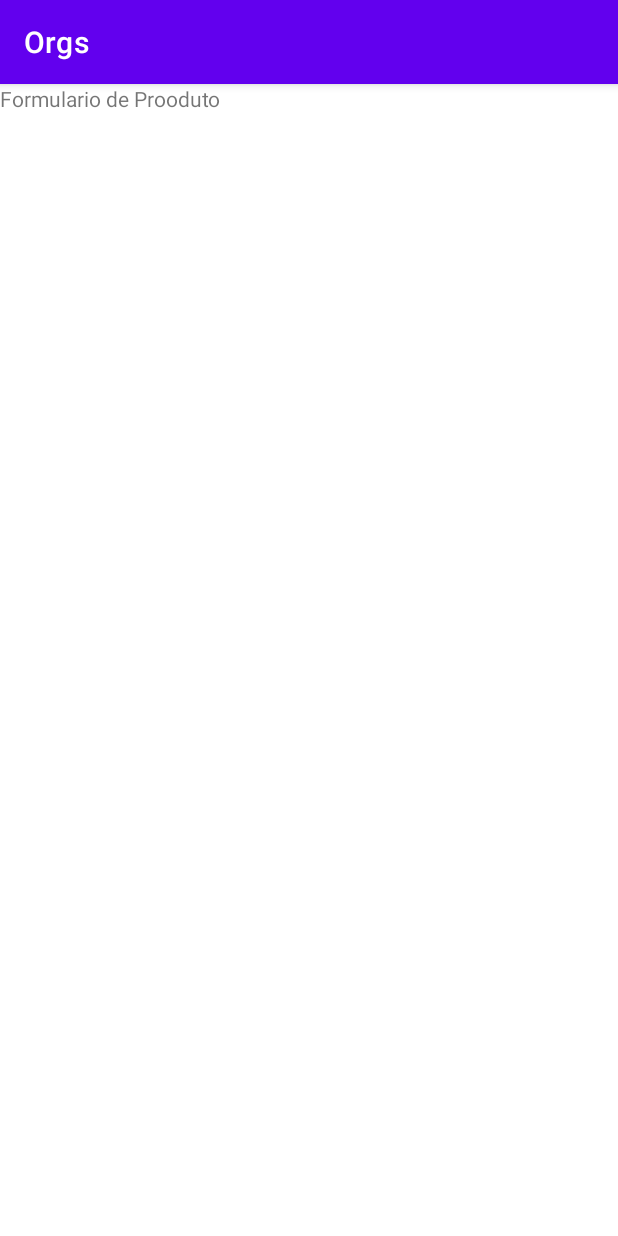
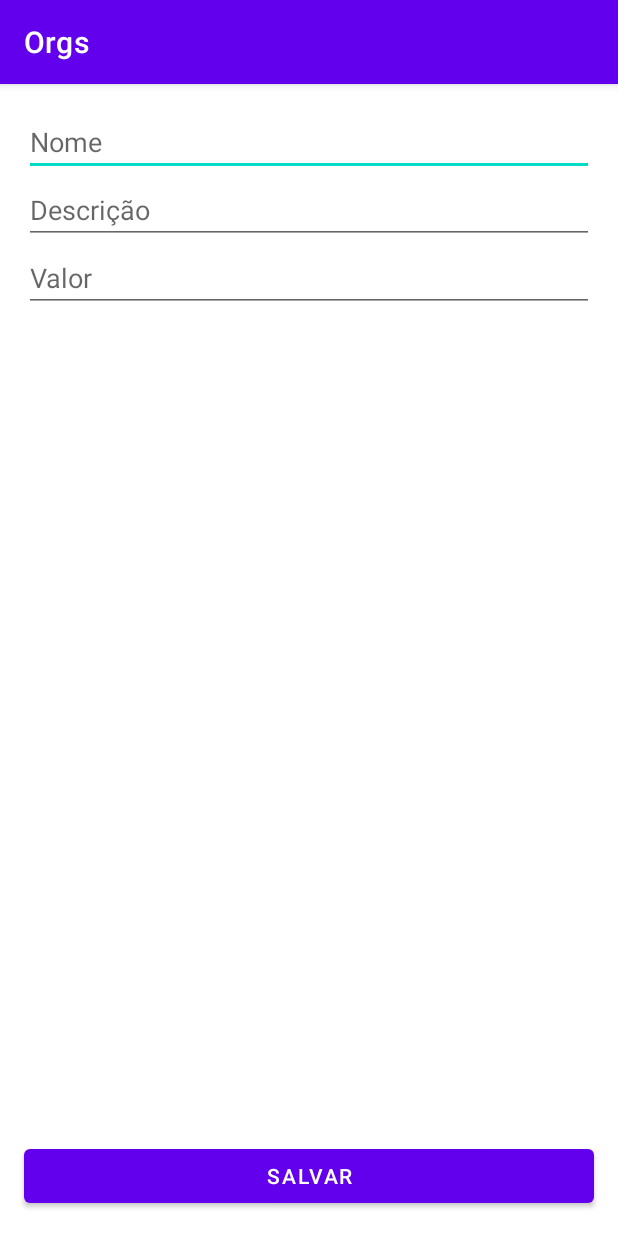
Before and after one commit to MouraRafael/alura-android-kotlin-Orgs, an Android app: the screen it shows after launch (FormularioProdutoActivity), on a phone screen of 412 x 824 dp. Run offline under Robolectric (Android 15) with nearby library versions, the phone set to English and light mode, and no system bars.

Commit message:
06-03 Faça como eu fiz: Implementando o design do formulário

```diff
--- a/app/build.gradle
+++ b/app/build.gradle
@@ -37,6 +37,7 @@ dependencies {
     implementation 'androidx.core:core-ktx:1.8.0'
     implementation 'androidx.appcompat:appcompat:1.4.1'
     implementation 'com.google.android.material:material:1.5.0'
+    implementation "androidx.recyclerview:recyclerview-selection:1.1.0"
     implementation 'androidx.constraintlayout:constraintlayout:2.1.3'
     testImplementation 'junit:junit:4.13.2'
     androidTestImplementation 'androidx.test.ext:junit:1.1.3'
--- a/app/src/main/AndroidManifest.xml
+++ b/app/src/main/AndroidManifest.xml
@@ -17,7 +17,7 @@
             android:name=".ui.activity.MainActivity"
             android:exported="true">
             <intent-filter>
-                <action android:name="android.intent.action.MAIN" />
+<!--                <action android:name="android.intent.action.MAIN" />-->
 
                 <category android:name="android.intent.category.LAUNCHER" />
             </intent-filter>
--- a/app/src/main/res/layout/activity_formulario_produto.xml
+++ b/app/src/main/res/layout/activity_formulario_produto.xml
@@ -6,10 +6,44 @@
     android:layout_height="match_parent"
     tools:context=".ui.activity.FormularioProdutoActivity">
 
-    <TextView
-        android:layout_width="match_parent"
+    <EditText
+        android:id="@+id/nome"
+        android:layout_width="0dp"
         android:layout_height="wrap_content"
-        android:text="Formulario de Prooduto"
-        />
+        android:layout_margin="16dp"
+        android:hint="Nome"
+        app:layout_constraintEnd_toEndOf="parent"
+        app:layout_constraintStart_toStartOf="parent"
+        app:layout_constraintTop_toTopOf="parent" />
+
+    <EditText
+        android:id="@+id/descricao"
+        android:layout_width="0dp"
+        android:layout_height="wrap_content"
+        android:hint="Descrição"
+        app:layout_constraintEnd_toEndOf="@id/nome"
+        app:layout_constraintStart_toStartOf="@id/nome"
+        app:layout_constraintTop_toBottomOf="@id/nome" />
+
+    <EditText
+        android:id="@+id/valor"
+        android:layout_width="0dp"
+        android:layout_height="wrap_content"
+        android:hint="Valor"
+        app:layout_constraintEnd_toEndOf="@id/nome"
+        app:layout_constraintStart_toStartOf="@id/nome"
+        app:layout_constraintTop_toBottomOf="@id/descricao" />
+
+    <Button
+        android:id="@+id/botao_salvar"
+
+        android:layout_width="0dp"
+        android:layout_height="wrap_content"
+        android:layout_margin="16dp"
+        android:text="Salvar"
+
+        app:layout_constraintBottom_toBottomOf="parent"
+        app:layout_constraintEnd_toEndOf="parent"
+        app:layout_constraintStart_toStartOf="parent"/>
 
 </androidx.constraintlayout.widget.ConstraintLayout>
```
